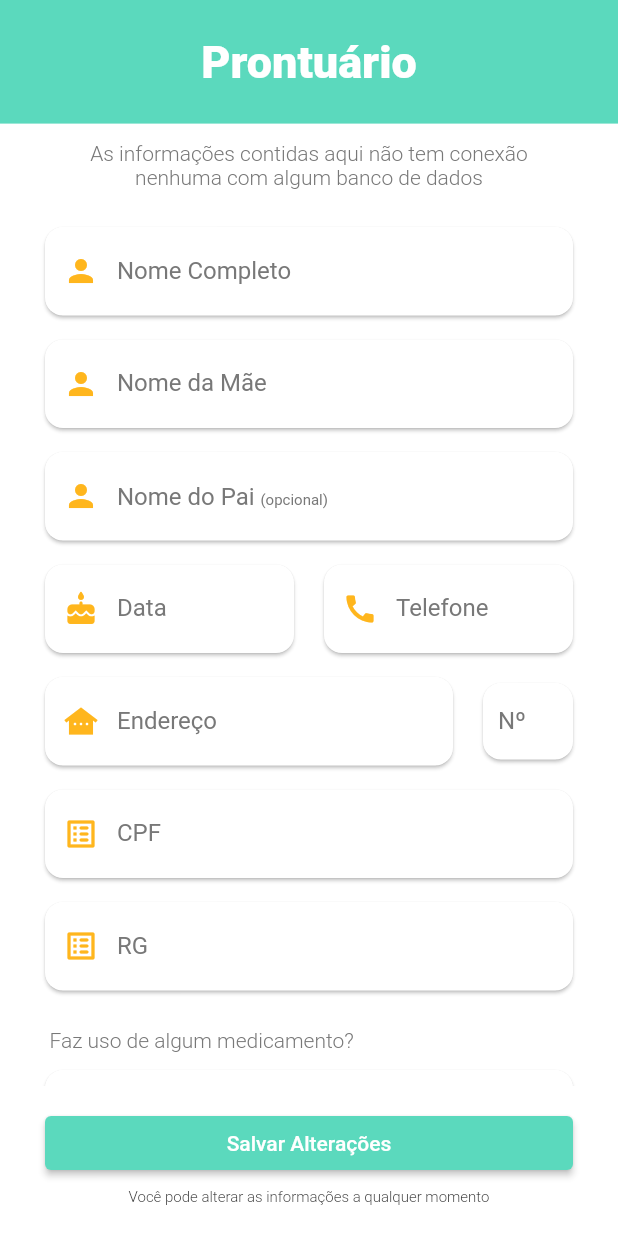
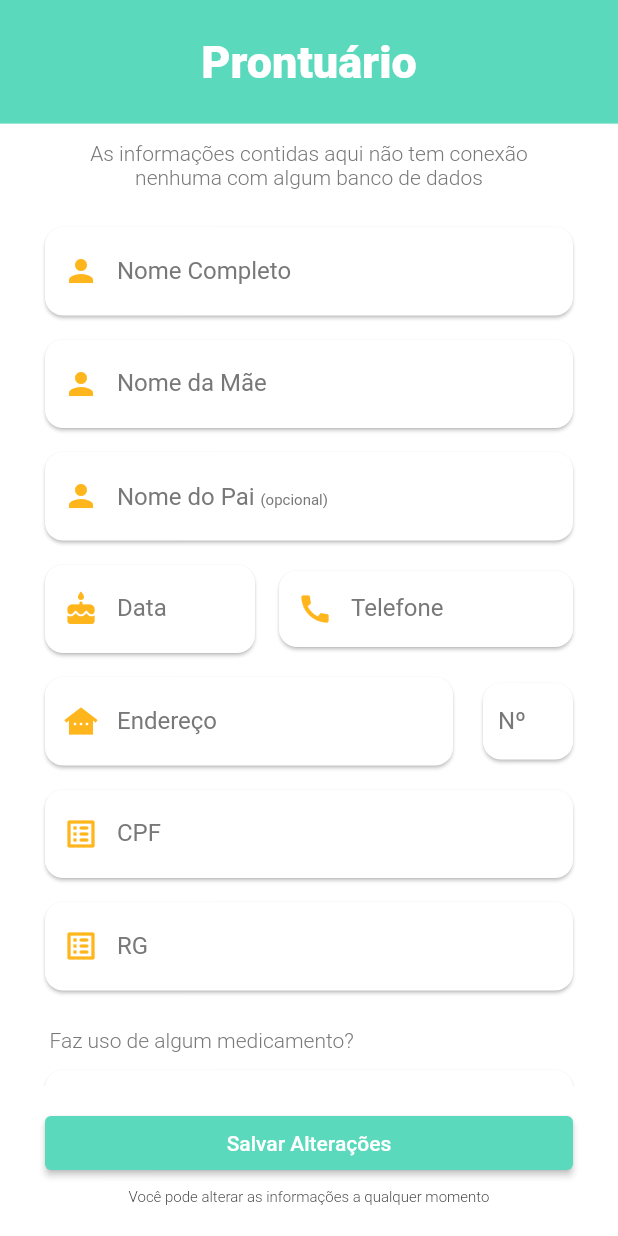
Before and after one commit to EduCsg/FastForm, a Flutter app: the HomePage screen opened directly, on a phone screen of 412 x 824 dp. Run offline on Flutter 3.47's test engine with Material 2 defaults, Android fonts, the phone set to English and light mode, and no system bars; our stand-ins replace animated_splash_screen, barcode_widget, flutter_svg, shared_preferences, smooth_page_indicator; accounts and stored records are empty.

Commit message:
Ajusta quantidade de caracteres e tamanho do campo Telefone

```diff
--- a/lib/components/input_formatters.dart
+++ b/lib/components/input_formatters.dart
@@ -63,7 +63,7 @@ class TelefoneInputFormatter extends TextInputFormatter {
     var substrIndex = 0;
     final newText = StringBuffer();
 
-    if (newValueLength == 11) {
+    if (newValueLength == 12) {
       if (newValue.text.toString()[2] != '9') {
         return oldValue;
       }
--- a/lib/screens/home_page.dart
+++ b/lib/screens/home_page.dart
@@ -183,9 +183,10 @@ class _HomePageState extends State<HomePage> {
                     height: 16,
                   ),
                   Row(
-                      mainAxisAlignment: MainAxisAlignment.spaceEvenly,
+                      // mainAxisAlignment: MainAxisAlignment.spaceEvenly,
                       children: [
-                        Expanded(
+                        SizedBox(
+                          width: 140,
                           child: PhysicalModel(
                             color: Colors.white,
                             borderRadius: const BorderRadius.all(
@@ -230,7 +231,7 @@ class _HomePageState extends State<HomePage> {
                           ),
                         ),
                         const SizedBox(
-                          width: 20,
+                          width: 16,
                         ),
                         Expanded(
                           child: PhysicalModel(
@@ -247,6 +248,8 @@ class _HomePageState extends State<HomePage> {
                                 TelefoneInputFormatter(),
                               ],
                               decoration: InputDecoration(
+                                contentPadding:
+                                    const EdgeInsets.fromLTRB(6, 8, 6, 8),
                                 border: InputBorder.none,
                                 prefixIcon: Icon(
                                   Icons.call,
@@ -293,7 +296,6 @@ class _HomePageState extends State<HomePage> {
                     const SizedBox(
                       width: 20,
                     ),
-                    Column(children: [
                     SizedBox(
                       width: 60.0,
                       child: PhysicalModel(
@@ -322,7 +324,6 @@ class _HomePageState extends State<HomePage> {
                         ),
                       ),
                     ),
-                    ]),
                   ]),
                   const SizedBox(
                     height: 16,
```
Lines whose indentation alone changed are shown as unchanged.
